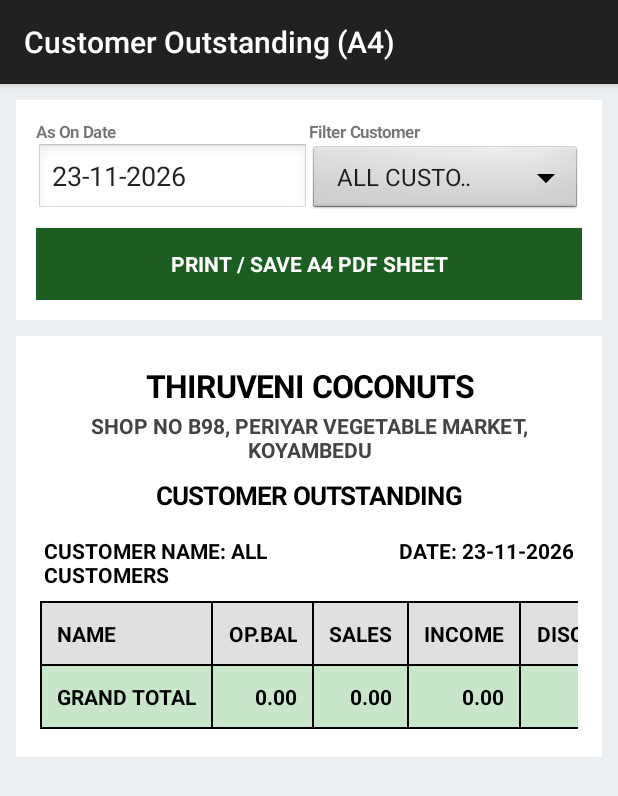
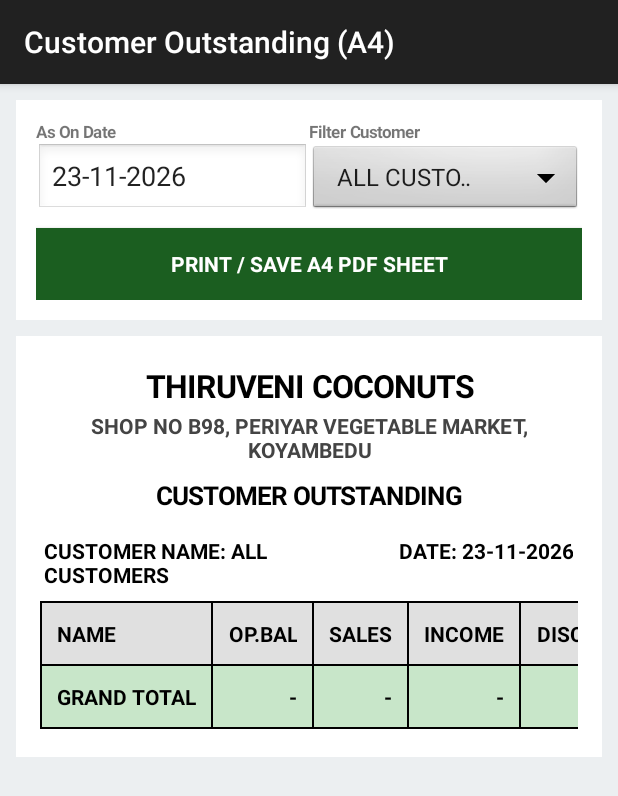
Before and after one commit to chindan89-design/VeggieLedgerApp, an Android app: the CustomerOutstandingActivity screen opened directly, with no data from a screen before it, after a tap on "PRINT / SAVE A4 PDF SHEET", on a phone screen of 412 x 824 dp. Shown: the top 796 px of the screen. Run offline under Robolectric (Android 15) with nearby library versions, the phone set to English and light mode, and no system bars; our stand-ins replace Firebase (no records; nobody signed in at launch, a user with empty details on screens opened directly).

Commit message:
Update CustomerOutstandingActivity.kt

```diff
--- a/app/src/main/java/com/shop/veggieledger/CustomerOutstandingActivity.kt
+++ b/app/src/main/java/com/shop/veggieledger/CustomerOutstandingActivity.kt
@@ -29,6 +29,7 @@ import org.json.JSONArray
 import org.json.JSONObject
 import java.text.SimpleDateFormat
 import java.util.*
+import kotlin.math.abs
 
 class CustomerOutstandingActivity : AppCompatActivity() {
 
@@ -57,6 +58,10 @@ class CustomerOutstandingActivity : AppCompatActivity() {
 
         buildA4ScreenUi(cal)
         loadOutstandingData()
+    }
+
+    private fun fmtVal(value: Double): String {
+        return if (abs(value) < 0.005) "-" else String.format(Locale.getDefault(), "%.2f", value)
     }
 
     private fun buildA4ScreenUi(cal: Calendar) {
@@ -345,11 +350,11 @@ class CustomerOutstandingActivity : AppCompatActivity() {
         val row = TableRow(this)
         row.setBackgroundColor(Color.BLACK)
         row.addView(makeBorderedCell(label, bold = true, bgColor = bgColor))
-        row.addView(makeBorderedCell(String.format(Locale.getDefault(), "%.2f", op), alignRight = true, bold = true, bgColor = bgColor))
-        row.addView(makeBorderedCell(String.format(Locale.getDefault(), "%.2f", sal), alignRight = true, bold = true, bgColor = bgColor))
-        row.addView(makeBorderedCell(String.format(Locale.getDefault(), "%.2f", inc), alignRight = true, bold = true, bgColor = bgColor))
-        row.addView(makeBorderedCell(String.format(Locale.getDefault(), "%.2f", disc), alignRight = true, bold = true, bgColor = bgColor))
-        row.addView(makeBorderedCell(String.format(Locale.getDefault(), "%.2f", cl), alignRight = true, bold = true, bgColor = bgColor))
+        row.addView(makeBorderedCell(fmtVal(op), alignRight = true, bold = true, bgColor = bgColor))
+        row.addView(makeBorderedCell(fmtVal(sal), alignRight = true, bold = true, bgColor = bgColor))
+        row.addView(makeBorderedCell(fmtVal(inc), alignRight = true, bold = true, bgColor = bgColor))
+        row.addView(makeBorderedCell(fmtVal(disc), alignRight = true, bold = true, bgColor = bgColor))
+        row.addView(makeBorderedCell(fmtVal(cl), alignRight = true, bold = true, bgColor = bgColor))
         row.addView(makeBorderedCell("", bold = true, bgColor = bgColor))
         row.addView(makeBorderedCell("                    ", bold = true, bgColor = bgColor))
         tableLayout.addView(row)
@@ -428,11 +433,11 @@ class CustomerOutstandingActivity : AppCompatActivity() {
             val tr = TableRow(this)
             tr.setBackgroundColor(Color.BLACK)
             tr.addView(makeBorderedCell(name, bold = true))
-            tr.addView(makeBorderedCell(String.format(Locale.getDefault(), "%.2f", op), alignRight = true))
-            tr.addView(makeBorderedCell(String.format(Locale.getDefault(), "%.2f", sal), alignRight = true))
-            tr.addView(makeBorderedCell(String.format(Locale.getDefault(), "%.2f", inc), alignRight = true))
-            tr.addView(makeBorderedCell(String.format(Locale.getDefault(), "%.2f", disc), alignRight = true))
-            tr.addView(makeBorderedCell(String.format(Locale.getDefault(), "%.2f", cl), alignRight = true, bold = true))
+            tr.addView(makeBorderedCell(fmtVal(op), alignRight = true))
+            tr.addView(makeBorderedCell(fmtVal(sal), alignRight = true))
+            tr.addView(makeBorderedCell(fmtVal(inc), alignRight = true))
+            tr.addView(makeBorderedCell(fmtVal(disc), alignRight = true))
+            tr.addView(makeBorderedCell(fmtVal(cl), alignRight = true, bold = true))
             tr.addView(makeBorderedCell(phone))
             tr.addView(makeBorderedCell("                    "))
             tableLayout.addView(tr)
@@ -527,8 +532,8 @@ class CustomerOutstandingActivity : AppCompatActivity() {
                 pageRowsHtml.append(
                     String.format(
                         Locale.getDefault(),
-                        "<tr><td class='namecol'>%s</td><td>%.2f</td><td>%.2f</td><td>%.2f</td><td>%.2f</td><td style='font-weight:bold;'>%.2f</td><td style='text-align:center;'>%s</td><td></td></tr>",
-                        name, op, sal, inc, disc, cl, phone
+                        "<tr><td class='namecol'>%s</td><td>%s</td><td>%s</td><td>%s</td><td>%s</td><td style='font-weight:bold;'>%s</td><td style='text-align:center;'>%s</td><td></td></tr>",
+                        name, fmtVal(op), fmtVal(sal), fmtVal(inc), fmtVal(disc), fmtVal(cl), phone
                     )
                 )
             }
@@ -537,8 +542,8 @@ class CustomerOutstandingActivity : AppCompatActivity() {
             pageRowsHtml.append(
                 String.format(
                     Locale.getDefault(),
-                    "<tr class='pagetotal'><td class='namecol'>PAGE %d TOTAL</td><td>%.2f</td><td>%.2f</td><td>%.2f</td><td>%.2f</td><td>%.2f</td><td></td><td></td></tr>",
-                    (pageIdx + 1), pageOp, pageSales, pageInc, pageDisc, pageCl
+                    "<tr class='pagetotal'><td class='namecol'>PAGE %d TOTAL</td><td>%s</td><td>%s</td><td>%s</td><td>%s</td><td>%s</td><td></td><td></td></tr>",
+                    (pageIdx + 1), fmtVal(pageOp), fmtVal(pageSales), fmtVal(pageInc), fmtVal(pageDisc), fmtVal(pageCl)
                 )
             )
 
@@ -547,8 +552,8 @@ class CustomerOutstandingActivity : AppCompatActivity() {
                 pageRowsHtml.append(
                     String.format(
                         Locale.getDefault(),
-                        "<tr class='grandtotal'><td class='namecol'>GRAND TOTAL</td><td>%.2f</td><td>%.2f</td><td>%.2f</td><td>%.2f</td><td>%.2f</td><td></td><td></td></tr>",
-                        grandOp, grandSales, grandInc, grandDisc, grandCl
+                        "<tr class='grandtotal'><td class='namecol'>GRAND TOTAL</td><td>%s</td><td>%s</td><td>%s</td><td>%s</td><td>%s</td><td></td><td></td></tr>",
+                        fmtVal(grandOp), fmtVal(grandSales), fmtVal(grandInc), fmtVal(grandDisc), fmtVal(grandCl)
                     )
                 )
             }
@@ -641,6 +646,6 @@ class CustomerOutstandingActivity : AppCompatActivity() {
             }
         }
         printWebView.loadDataWithBaseURL(null, htmlDoc, "text/HTML", "UTF-8", null)
-        Toast.makeText(this, "Preparing Full-Page A4 Sheet (+2pt Font)...", Toast.LENGTH_SHORT).show()
+        Toast.makeText(this, "Preparing Full-Page A4 Sheet...", Toast.LENGTH_SHORT).show()
     }
 }
```
